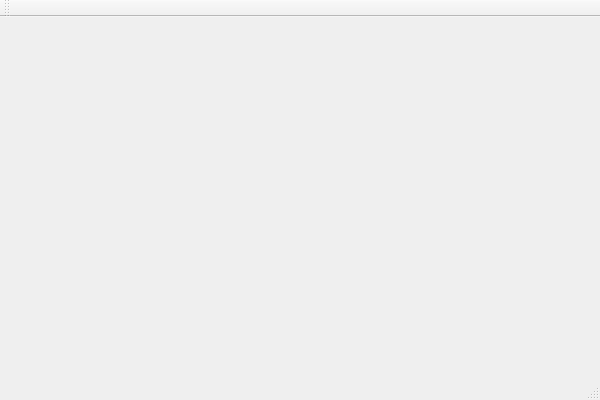
Qt form client.ui (m42a/Lirch) before a commit.
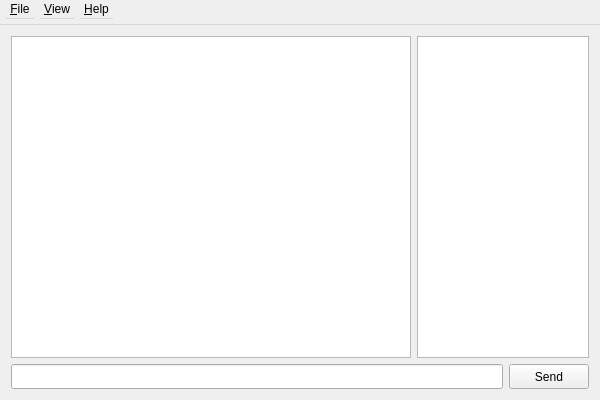
The same form after that commit.

Commit message:
Did some initial interface building
Sorry about the lack of hard tabs.
I noticed QtCreator does some silly stuff, so I'll work on putting
things to rights. The interface design is very basic, but I made
some common options available. None of the functionality is hooked
together, unfortunately. Qt is taking some gettings used to.

```diff
--- a/client.ui
+++ b/client.ui
@@ -9,16 +9,185 @@
     <height>400</height>
    </rect>
   </property>
-  <property name="windowTitle" >
-   <string>Client</string>
+  <property name="sizePolicy">
+   <sizepolicy hsizetype="Minimum" vsizetype="Minimum">
+    <horstretch>0</horstretch>
+    <verstretch>0</verstretch>
+   </sizepolicy>
   </property>
-  <widget class="QMenuBar" name="menuBar" />
-  <widget class="QToolBar" name="mainToolBar" />
-  <widget class="QWidget" name="centralWidget" />
-  <widget class="QStatusBar" name="statusBar" />
+  <property name="minimumSize">
+   <size>
+    <width>600</width>
+    <height>400</height>
+   </size>
+  </property>
+  <property name="windowTitle">
+   <string>Lirch v@LIRCH_VERSION_STRING@</string>
+  </property>
+  <widget class="QWidget" name="mainWidget">
+   <property name="sizePolicy">
+    <sizepolicy hsizetype="MinimumExpanding" vsizetype="MinimumExpanding">
+     <horstretch>0</horstretch>
+     <verstretch>0</verstretch>
+    </sizepolicy>
+   </property>
+   <property name="minimumSize">
+    <size>
+     <width>600</width>
+     <height>375</height>
+    </size>
+   </property>
+   <layout class="QVBoxLayout" name="verticalLayout">
+    <item>
+     <layout class="QHBoxLayout" name="chatLayout">
+      <item>
+       <widget class="QTextEdit" name="chatLogArea">
+        <property name="minimumSize">
+         <size>
+          <width>400</width>
+          <height>0</height>
+         </size>
+        </property>
+        <property name="readOnly">
+         <bool>true</bool>
+        </property>
+       </widget>
+      </item>
+      <item>
+       <widget class="QListView" name="chatUserList">
+        <property name="maximumSize">
+         <size>
+          <width>200</width>
+          <height>16777215</height>
+         </size>
+        </property>
+       </widget>
+      </item>
+     </layout>
+    </item>
+    <item>
+     <layout class="QHBoxLayout" name="msgLayout">
+      <item>
+       <widget class="QLineEdit" name="msgTextBox">
+        <property name="minimumSize">
+         <size>
+          <width>250</width>
+          <height>25</height>
+         </size>
+        </property>
+       </widget>
+      </item>
+      <item>
+       <widget class="QPushButton" name="msgSendButton">
+        <property name="minimumSize">
+         <size>
+          <width>50</width>
+          <height>25</height>
+         </size>
+        </property>
+        <property name="text">
+         <string>Send</string>
+        </property>
+       </widget>
+      </item>
+     </layout>
+    </item>
+   </layout>
+  </widget>
+  <widget class="QMenuBar" name="menuBar">
+   <property name="geometry">
+    <rect>
+     <x>0</x>
+     <y>0</y>
+     <width>600</width>
+     <height>27</height>
+    </rect>
+   </property>
+   <property name="minimumSize">
+    <size>
+     <width>0</width>
+     <height>25</height>
+    </size>
+   </property>
+   <widget class="QMenu" name="menuFile">
+    <property name="title">
+     <string>&amp;File</string>
+    </property>
+    <addaction name="actionConnect"/>
+    <addaction name="actionSaveLog"/>
+    <addaction name="separator"/>
+    <addaction name="actionQuit"/>
+   </widget>
+   <widget class="QMenu" name="menuHelp">
+    <property name="title">
+     <string>&amp;Help</string>
+    </property>
+    <addaction name="actionAbout"/>
+   </widget>
+   <widget class="QMenu" name="menuView">
+    <property name="title">
+     <string>&amp;View</string>
+    </property>
+    <addaction name="actionIgnore"/>
+    <addaction name="actionShowIgnored"/>
+   </widget>
+   <addaction name="menuFile"/>
+   <addaction name="menuView"/>
+   <addaction name="menuHelp"/>
+  </widget>
+  <action name="actionQuit">
+   <property name="text">
+    <string>&amp;Quit</string>
+   </property>
+   <property name="shortcut">
+    <string>Ctrl+Q</string>
+   </property>
+  </action>
+  <action name="actionConnect">
+   <property name="checkable">
+    <bool>true</bool>
+   </property>
+   <property name="text">
+    <string>&amp;Connect</string>
+   </property>
+   <property name="shortcut">
+    <string>Ctrl+#</string>
+   </property>
+  </action>
+  <action name="actionSaveLog">
+   <property name="text">
+    <string>&amp;Save Log</string>
+   </property>
+   <property name="shortcut">
+    <string>Ctrl+S</string>
+   </property>
+  </action>
+  <action name="actionAbout">
+   <property name="text">
+    <string>&amp;About</string>
+   </property>
+  </action>
+  <action name="actionIgnore">
+   <property name="text">
+    <string>&amp;Ignore...</string>
+   </property>
+   <property name="shortcut">
+    <string>Ctrl+I</string>
+   </property>
+  </action>
+  <action name="actionShowIgnored">
+   <property name="checkable">
+    <bool>true</bool>
+   </property>
+   <property name="text">
+    <string>Show Ignored &amp;Messages</string>
+   </property>
+   <property name="shortcut">
+    <string>Ctrl+T</string>
+   </property>
+  </action>
  </widget>
- <layoutDefault spacing="6" margin="11" />
- <pixmapfunction></pixmapfunction>
+ <layoutdefault spacing="6" margin="11"/>
  <resources/>
  <connections/>
 </ui>
```
Left out of the diff: 24 changed lines with no effect on the pictures. The commit also changes 5 other files.
